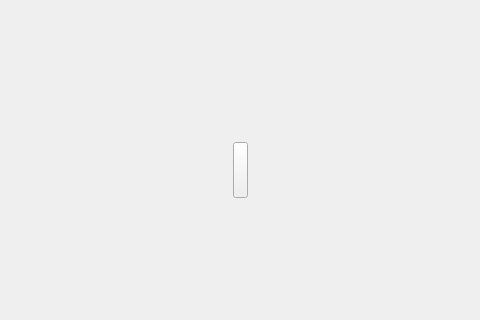
Old version of the form TTKCore/musicUi/musicApplication/musicapplication.ui in the repository Greedysky/TTKMusicPlayer; both pictures show x 159 to 639 and y 178 to 498 of the 990 by 630 pixel window.
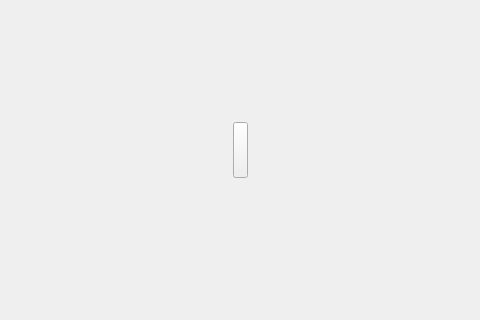
New version of the form. Icons and pictures are not drawn. Custom widgets are drawn as their Qt base class.

```diff
--- a/TTKCore/musicUi/musicApplication/musicapplication.ui
+++ b/TTKCore/musicUi/musicApplication/musicapplication.ui
@@ -438,7 +438,7 @@
    <property name="geometry">
     <rect>
      <x>392</x>
-     <y>320</y>
+     <y>300</y>
      <width>15</width>
      <height>56</height>
     </rect>
```
